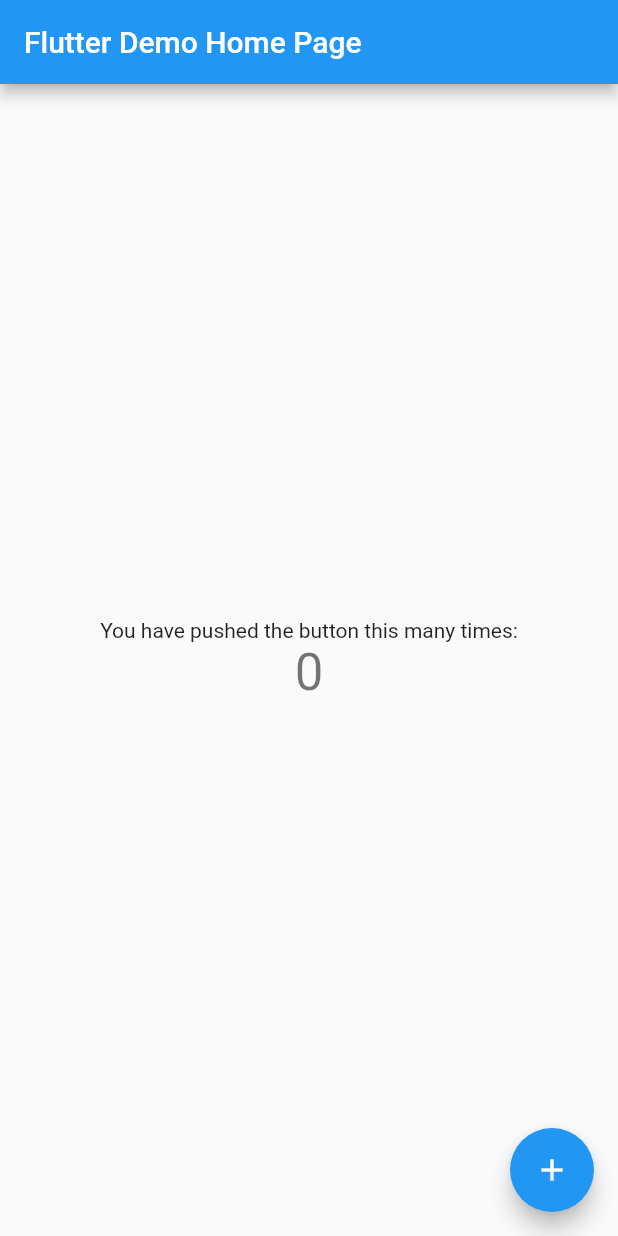
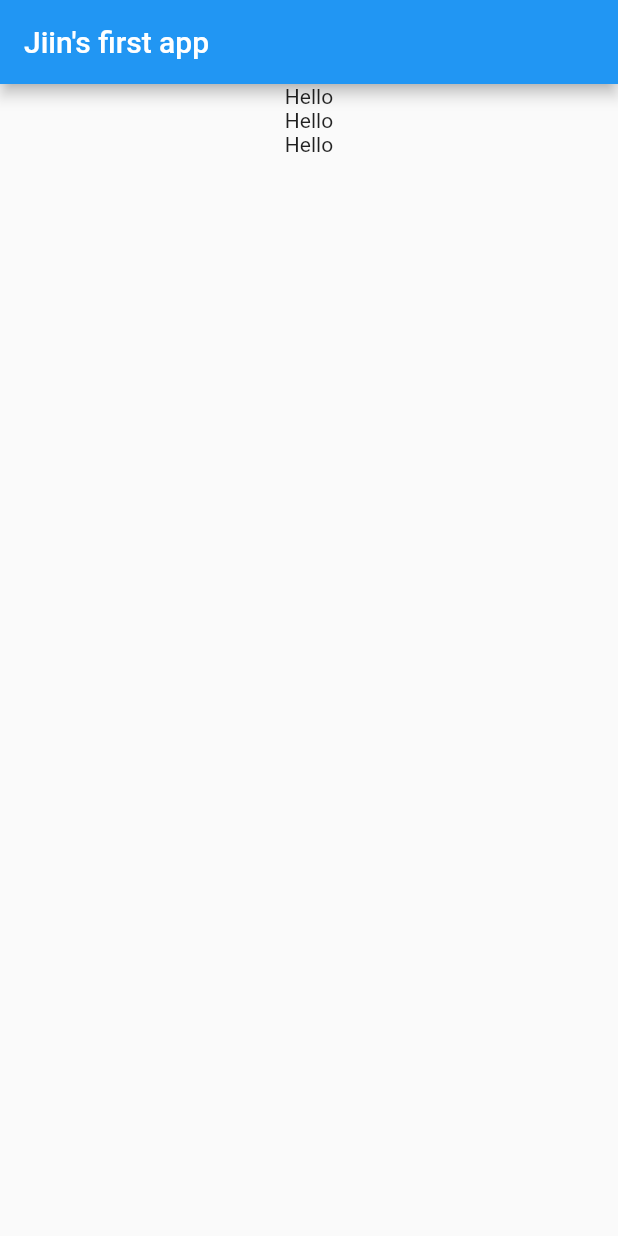
Before and after one commit to songhee-cho/Adobby-FlutterStudy, a Flutter app: the screen it shows after launch, on a phone screen of 412 x 824 dp. Run offline on Flutter 3.47's test engine with Material 2 defaults, Android fonts, the phone set to English and light mode, and no system bars.

Commit message:
[Week1] Update Stateless widgets

```diff
--- a/Jiin/first_flutter_study/lib/main.dart
+++ b/Jiin/first_flutter_study/lib/main.dart
@@ -1,115 +1,47 @@
-import 'package:flutter/material.dart';
+import 'package:flutter/material.dart'; //flutter framework에 있는 기능을 사용하기 위해 무조건 import 해야함
 
-void main() {
-  runApp(const MyApp());
-}
+void main() => runApp(MyApp());
+/*
+=>(fat arrow)는 다른 함수를 호출한다는 의미
+runApp 함수는 위젯을 반드시 필요로 함
+여기서 MyApp은 커스텀 위젯, 최상위 위젯이며  screen layout을 최초로 빌드함
+*/
 
 class MyApp extends StatelessWidget {
+  //모든 위젯을 감싸고 있음, stateless widget
   const MyApp({Key? key}) : super(key: key);
 
-  // This widget is the root of your application.
   @override
   Widget build(BuildContext context) {
     return MaterialApp(
-      title: 'Flutter Demo',
-      theme: ThemeData(
-        // This is the theme of your application.
-        //
-        // Try running your application with "flutter run". You'll see the
-        // application has a blue toolbar. Then, without quitting the app, try
-        // changing the primarySwatch below to Colors.green and then invoke
-        // "hot reload" (press "r" in the console where you ran "flutter run",
-        // or simply save your changes to "hot reload" in a Flutter IDE).
-        // Notice that the counter didn't reset back to zero; the application
-        // is not restarted.
-        primarySwatch: Colors.blue,
-      ),
-      home: const MyHomePage(title: 'Flutter Demo Home Page'),
+      title: "First Flutter App", //app을 총칭하는 이름(앱 이름 그 자체)
+      theme: ThemeData(primarySwatch: Colors.blue //파란색 색상 견본 사용
+          ),
+      home: MyHomePage(),
     );
   }
 }
 
-class MyHomePage extends StatefulWidget {
-  const MyHomePage({Key? key, required this.title}) : super(key: key);
-
-  // This widget is the home page of your application. It is stateful, meaning
-  // that it has a State object (defined below) that contains fields that affect
-  // how it looks.
-
-  // This class is the configuration for the state. It holds the values (in this
-  // case the title) provided by the parent (in this case the App widget) and
-  // used by the build method of the State. Fields in a Widget subclass are
-  // always marked "final".
-
-  final String title;
-
-  @override
-  State<MyHomePage> createState() => _MyHomePageState();
-}
-
-class _MyHomePageState extends State<MyHomePage> {
-  int _counter = 0;
-
-  void _incrementCounter() {
-    setState(() {
-      // This call to setState tells the Flutter framework that something has
-      // changed in this State, which causes it to rerun the build method below
-      // so that the display can reflect the updated values. If we changed
-      // _counter without calling setState(), then the build method would not be
-      // called again, and so nothing would appear to happen.
-      _counter++;
-    });
-  }
+class MyHomePage extends StatelessWidget {
+  //MyApp 안의 자식위젯
+  const MyHomePage({Key? key}) : super(key: key);
 
   @override
   Widget build(BuildContext context) {
-    // This method is rerun every time setState is called, for instance as done
-    // by the _incrementCounter method above.
-    //
-    // The Flutter framework has been optimized to make rerunning build methods
-    // fast, so that you can just rebuild anything that needs updating rather
-    // than having to individually change instances of widgets.
     return Scaffold(
       appBar: AppBar(
-        // Here we take the value from the MyHomePage object that was created by
-        // the App.build method, and use it to set our appbar title.
-        title: Text(widget.title),
+        title: Text('Jiin\'s first app'), //app 화면에 출력되는 title, appbar에 표시되는 것
       ),
       body: Center(
-        // Center is a layout widget. It takes a single child and positions it
-        // in the middle of the parent.
+        //가운데 배치
         child: Column(
-          // Column is also a layout widget. It takes a list of children and
-          // arranges them vertically. By default, it sizes itself to fit its
-          // children horizontally, and tries to be as tall as its parent.
-          //
-          // Invoke "debug painting" (press "p" in the console, choose the
-          // "Toggle Debug Paint" action from the Flutter Inspector in Android
-          // Studio, or the "Toggle Debug Paint" command in Visual Studio Code)
-          // to see the wireframe for each widget.
-          //
-          // Column has various properties to control how it sizes itself and
-          // how it positions its children. Here we use mainAxisAlignment to
-          // center the children vertically; the main axis here is the vertical
-          // axis because Columns are vertical (the cross axis would be
-          // horizontal).
-          mainAxisAlignment: MainAxisAlignment.center,
           children: <Widget>[
-            const Text(
-              'You have pushed the button this many times:',
-            ),
-            Text(
-              '$_counter',
-              style: Theme.of(context).textTheme.headline4,
-            ),
+            Text("Hello"),
+            Text("Hello"),
+            Text("Hello"),
           ],
         ),
       ),
-      floatingActionButton: FloatingActionButton(
-        onPressed: _incrementCounter,
-        tooltip: 'Increment',
-        child: const Icon(Icons.add),
-      ), // This trailing comma makes auto-formatting nicer for build methods.
     );
   }
 }
```
